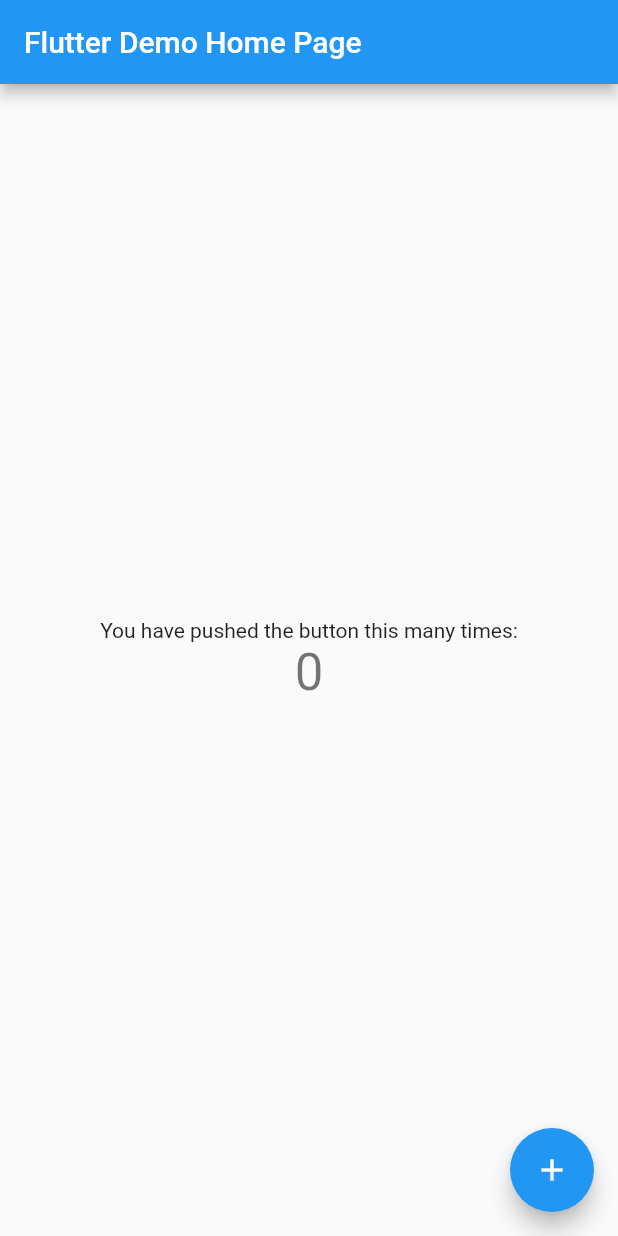
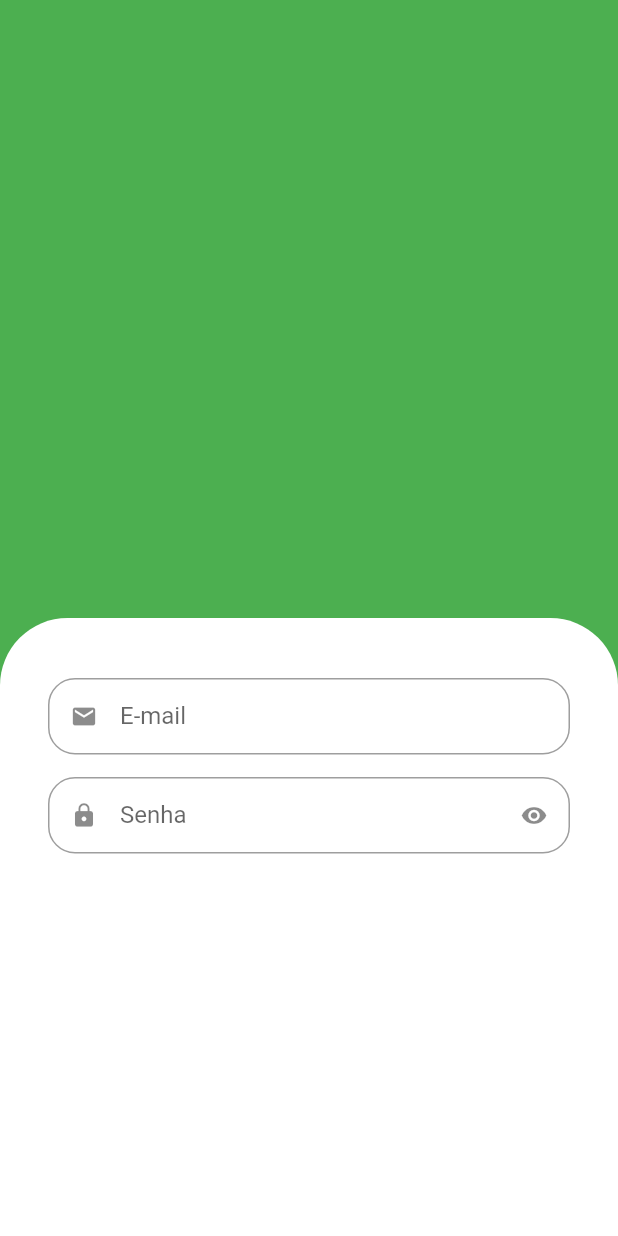
Before and after one commit to leoFlutterNodeJs/flutter_getx_quitanda, a Flutter app: the screen it shows after launch, on a phone screen of 412 x 824 dp. Run offline on Flutter 3.47's test engine with Material 2 defaults, Android fonts, the light colour scheme and no system bars.

Commit message:
feat: add custom text field to login screen

```diff
--- a/lib/main.dart
+++ b/lib/main.dart
@@ -1,4 +1,6 @@
 import 'package:flutter/material.dart';
+
+import '../src/auth/auth.dart';
 
 void main() {
   runApp(const MyApp());
@@ -11,55 +13,10 @@
     return MaterialApp(
       title: 'Flutter Demo',
       theme: ThemeData(
-        primarySwatch: Colors.blue,
+        primarySwatch: Colors.green,
       ),
-      home: const MyHomePage(title: 'Flutter Demo Home Page'),
+      debugShowCheckedModeBanner: false,
+      home: const SignInScreen(),
     );
   }
 }
-
-class MyHomePage extends StatefulWidget {
-  const MyHomePage({Key? key, required this.title}) : super(key: key);
-  final String title;
-
-  @override
-  State<MyHomePage> createState() => _MyHomePageState();
-}
-
-class _MyHomePageState extends State<MyHomePage> {
-  int _counter = 0;
-
-  void _incrementCounter() {
-    setState(() {
-      _counter++;
-    });
-  }
-
-  @override
-  Widget build(BuildContext context) {
-    return Scaffold(
-      appBar: AppBar(
-        title: Text(widget.title),
-      ),
-      body: Center(
-        child: Column(
-          mainAxisAlignment: MainAxisAlignment.center,
-          children: <Widget>[
-            const Text(
-              'You have pushed the button this many times:',
-            ),
-            Text(
-              '$_counter',
-              style: Theme.of(context).textTheme.headline4,
-            ),
-          ],
-        ),
-      ),
-      floatingActionButton: FloatingActionButton(
-        onPressed: _incrementCounter,
-        tooltip: 'Increment',
-        child: const Icon(Icons.add),
-      ),
-    );
-  }
-}
--- /dev/null
+++ b/lib/src/auth/auth.dart
@@ -0,0 +1 @@
+export './sign_in_screen.dart';
--- /dev/null
+++ b/lib/src/auth/components/components.dart
@@ -0,0 +1 @@
+export './custom_text_field.dart';
--- /dev/null
+++ b/lib/src/auth/components/custom_text_field.dart
@@ -0,0 +1,48 @@
+import 'package:flutter/material.dart';
+
+class CustomTextField extends StatefulWidget {
+  final IconData icon;
+  final String label;
+  final bool isSecret;
+
+  const CustomTextField(
+      {Key? key,
+      this.isSecret = false,
+      required this.icon,
+      required this.label})
+      : super(key: key);
+
+  @override
+  State<CustomTextField> createState() => _CustomTextFieldState();
+}
+
+class _CustomTextFieldState extends State<CustomTextField> {
+  bool isObscure = false;
+  @override
+  void initState() {
+    super.initState();
+    isObscure = widget.isSecret;
+  }
+  @override
+  Widget build(BuildContext context) {
+    return Padding(
+      padding: const EdgeInsets.only(bottom: 15),
+      child: TextFormField(
+        obscureText: isObscure,
+        decoration: InputDecoration(
+          prefixIcon: Icon(widget.icon),
+          suffixIcon: widget.isSecret
+              ? IconButton(onPressed: () {
+                setState(() {
+                  isObscure = !isObscure;
+                });
+              }, icon: Icon(isObscure ? Icons.visibility : Icons.visibility_off))
+              : null,
+          labelText: widget.label,
+          isDense: true,
+          border: OutlineInputBorder(borderRadius: BorderRadius.circular(18)),
+        ),
+      ),
+    );
+  }
+}
--- /dev/null
+++ b/lib/src/auth/sign_in_screen.dart
@@ -0,0 +1,45 @@
+import 'package:flutter/material.dart';
+
+import './components/custom_text_field.dart';
+
+class SignInScreen extends StatelessWidget {
+  const SignInScreen({Key? key}) : super(key: key);
+
+  @override
+  Widget build(BuildContext context) {
+    return Scaffold(
+      backgroundColor: Colors.green,
+      body: Column(
+        children: [
+          Expanded(
+              child: Container(
+            color: Colors.green,
+          )),
+          Expanded(
+            child: Container(
+              padding: const EdgeInsets.symmetric(horizontal: 32, vertical: 40),
+              decoration: const BoxDecoration(
+                  color: Colors.white,
+                  borderRadius: BorderRadius.vertical(
+                    top: Radius.circular(45),
+                  )),
+              child: Column(
+                children: const [
+                  CustomTextField(
+                    icon: Icons.email,
+                    label: 'E-mail',
+                  ),
+                  CustomTextField(
+                    icon: Icons.lock,
+                    label: 'Senha',
+                    isSecret: true,
+                  ),
+                ],
+              ),
+            ),
+          ),
+        ],
+      ),
+    );
+  }
+}
```
